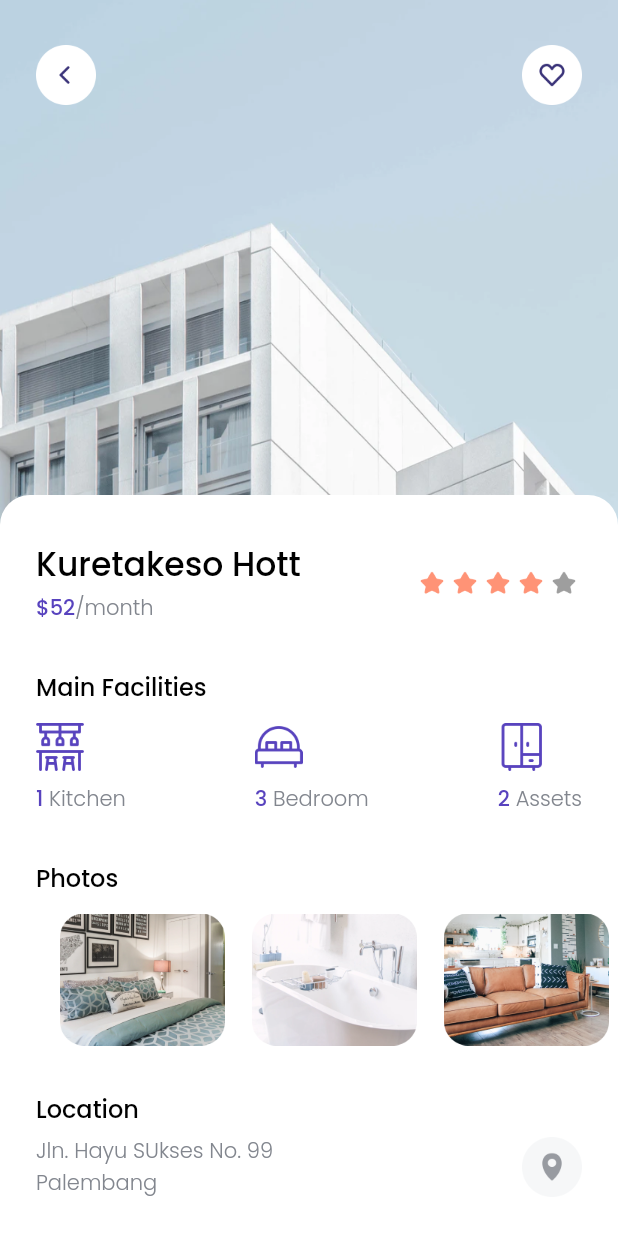
After one commit to Bintaaaa/ui_finding_rent_house, a Flutter app: the DetailPage screen opened directly, on a phone screen of 412 x 824 dp. The commit adds this screen. Run offline on Flutter 3.47's test engine with Material 2 defaults, Android fonts, the phone set to English and light mode, and no system bars; our stand-ins replace google_fonts.

Commit message:
halaman detail dan menambahkan depedency launUrl

```diff
--- /dev/null
+++ b/lib/pages/detail_page.dart
@@ -0,0 +1,320 @@
+import 'package:flutter/material.dart';
+import 'package:ui_bwa_koskos/theme/color.dart';
+import 'package:ui_bwa_koskos/theme/font.dart';
+import 'package:ui_bwa_koskos/widgets/facility_item.dart';
+import 'package:url_launcher/url_launcher.dart';
+
+class DetailPage extends StatelessWidget {
+  launchUrl(String url) async{
+    if( await canLaunch(url)){
+      launch(url);
+    }else{
+      throw(url);
+    }
+  }
+  @override
+  Widget build(BuildContext context) {
+    return Scaffold(
+      backgroundColor: whiteColor,
+      body: SafeArea(
+        bottom: false,
+        child: Stack(
+          children: [
+            Image.asset(
+                "assets/thumbnail.png",
+              width: MediaQuery.of(context).size.width,
+              height: 350,
+              fit: BoxFit.cover,
+            ),
+            ListView(
+              children: [
+                SizedBox(
+                  height: 330,
+                ),
+                Container(
+                  width: MediaQuery.of(context).size.width,
+                  decoration: BoxDecoration(
+                    borderRadius: BorderRadius.circular(20),
+                    color: whiteColor
+                  ),
+                  child: Column(
+                    crossAxisAlignment: CrossAxisAlignment.start,
+                    children: [
+                      SizedBox(
+                        height: 30,
+                      ),
+                      //NOTE TITLE
+                      Padding(
+                        padding: EdgeInsets.symmetric(
+                          horizontal: edge
+                        ),
+                        child: Row(
+                          mainAxisAlignment: MainAxisAlignment.spaceBetween,
+                          children: [
+                            Column(
+                              crossAxisAlignment: CrossAxisAlignment.start,
+                              children: [
+                                Text(
+                                    "Kuretakeso Hott",
+                                  style: blackTextStyle.copyWith(
+                                    fontSize: 22
+                                  ),
+                                ),
+                                SizedBox(
+                                  height: 2,
+                                ),
+                                Text.rich(
+                                  TextSpan(
+                                      text: "\$52",
+                                      style: purpleTextStyle.copyWith(
+                                          fontSize: 14
+                                      ),
+                                    children: [
+                                      TextSpan(
+                                        text: "/month",
+                                        style: greyTextStyle.copyWith(
+                                          fontSize: 14
+                                        )
+                                      )
+                                    ],
+                                  ),
+                                ),
+                              ],
+                            ),
+                            Row(
+                              children: [
+                                Image.asset(
+                                  "assets/icon_star.png",
+                                  width: 20,
+                                ),
+                                SizedBox(
+                                  width: 2,
+                                ),
+                                Image.asset(
+                                  "assets/icon_star.png",
+                                  width: 20,
+                                ),
+                                SizedBox(
+                                  width: 2,
+                                ),
+                                Image.asset(
+                                  "assets/icon_star.png",
+                                  width: 20,
+                                ),
+                                SizedBox(
+                                  width: 2,
+                                ),
+                                Image.asset(
+                                  "assets/icon_star.png",
+                                  width: 20,
+                                ),
+                                SizedBox(
+                                  width: 2,
+                                ),
+                                Image.asset(
+                                  "assets/icon_star.png",
+                                  width: 20,
+                                  color: Colors.grey,
+                                ),
+                                SizedBox(
+                                  width: 2,
+                                )
+                              ],
+                            )
+                          ],
+                        ),
+                      ),
+                      SizedBox(height: 30,),
+                      Padding(
+                        padding: EdgeInsets.symmetric(
+                          horizontal: edge
+                        ),
+                        child: Text(
+                          "Main Facilities",
+                          style: blackTextStyle.copyWith(
+                            fontSize: 16
+                          ),
+                        ),
+                      ),
+                      SizedBox(
+                        height: 12,
+                      ),
+                      Padding(
+                        padding: EdgeInsets.symmetric(
+                          horizontal: edge
+                        ),
+                        child: Row(
+                          mainAxisAlignment: MainAxisAlignment.spaceBetween,
+                           children: [
+                             FacilitiesItem(
+                               name: "Kitchen",
+                               iconUrl: "assets/icon_kitchen.png",
+                               total: 1,
+                             ),
+                             FacilitiesItem(
+                               name: "Bedroom",
+                               iconUrl: "assets/icon_bedroom.png",
+                               total: 3,
+                             ),
+                             FacilitiesItem(
+                               name: "Assets",
+                               iconUrl: "assets/icon_cupboard.png",
+                               total: 2,
+                             )
+                           ],
+                        ),
+                      ),
+                      //NOTE: Photo
+                      SizedBox(
+                        height: 30,
+                      ),
+                      Padding(
+                        padding: EdgeInsets.symmetric(
+                            horizontal: edge
+                        ),
+                        child: Text(
+                          "Photos",
+                          style: blackTextStyle.copyWith(
+                              fontSize: 16
+                          ),
+                        ),
+                      ),
+                      SizedBox(
+                        height: 12,
+                      ),
+                      Container(
+                        height: 88,
+                        child: ListView(
+                          scrollDirection: Axis.horizontal,
+                          children: [
+                            SizedBox(width: 40,),
+                          Image.asset(
+                            "assets/photo1.png",
+                            width: 110,
+                            height: 88,
+                            fit: BoxFit.cover,
+                          ),
+                            SizedBox(width: 18,),
+                            Image.asset(
+                              "assets/photo2.png",
+                              width: 110,
+                              height: 88,
+                              fit: BoxFit.cover,
+                            ),
+                            SizedBox(width: 18,),
+                            Image.asset(
+                              "assets/photo3.png",
+                              width: 110,
+                              height: 88,
+                              fit: BoxFit.cover,
+                            ),
+                            SizedBox(width: 40,),
+                          ]
+                        ),
+                      ),
+                      SizedBox(
+                        height: 30,
+                      ),
+
+                    //  Location
+                      Padding(
+                        padding: EdgeInsets.symmetric(
+                            horizontal: edge
+                        ),
+                        child: Text(
+                          "Location",
+                          style: blackTextStyle.copyWith(
+                              fontSize: 16
+                          ),
+                        ),
+                      ),
+                      SizedBox(
+                        height: 6,
+                      ),
+                      Padding(
+                        padding: EdgeInsets.symmetric(
+                          horizontal: edge
+                        ),
+                        child: Row(
+                          mainAxisAlignment: MainAxisAlignment.spaceBetween,
+                          children: [
+                            Text(
+                              "Jln. Hayu SUkses No. 99\nPalembang",
+                              style: greyTextStyle,
+                            ),
+                            InkWell(
+                              onTap: (){
+                                launchUrl('https://tanpabatasgroup.com/links');
+                              },
+                              child: Image.asset(
+                                "assets/btn_map.png",
+                              width: 40,
+                              ),
+                            )
+                          ],
+                        ),
+                      ),
+                      SizedBox(
+                        height: 40,
+                      ),
+                      Container(
+                        margin: EdgeInsets.symmetric(
+                          horizontal: edge
+                        ),
+                        height: 50,
+                        width: MediaQuery.of(context).size.width - (2*edge),
+                        child: RaisedButton(
+                          onPressed: (){
+                            launchUrl('tel://+628999996043');
+                          },
+                          shape: RoundedRectangleBorder(
+                            borderRadius: BorderRadius.circular(17),
+                          ),
+                          color: purpleColor,
+                          child: Text("Book Now",
+                            style: whiteTextStyle.copyWith(
+                              fontSize: 18
+                            ),
+                          ),
+                        ),
+                      ),
+                      SizedBox(
+                        height: 30,
+                      )
+
+                    ],
+                  ),
+                ),
+              ],
+            ),
+            Padding(
+              padding: EdgeInsets.symmetric(
+                  horizontal: edge,
+                  vertical: 30
+              ),
+              child: Row(
+                mainAxisAlignment: MainAxisAlignment.spaceBetween,
+                children: [
+                  InkWell(
+                    onTap: (){
+                      Navigator.pop(context);
+                    },
+                    child: Image.asset(
+                      "assets/btn_back.png",
+                      width: 40,
+                    ),
+                  ),
+                  Image.asset(
+                    "assets/btn_wishlist.png",
+                    width: 40,
+                  ),
+                ],
+              ),
+            ),
+
+          ],
+        ),
+      ),
+    );
+  }
+}
--- a/lib/pages/home_page.dart
+++ b/lib/pages/home_page.dart
@@ -3,6 +3,7 @@ import 'package:ui_bwa_koskos/model/city.dart';
 import 'package:ui_bwa_koskos/model/guidance.dart';
 import 'package:ui_bwa_koskos/model/space.dart';
 import 'package:ui_bwa_koskos/pages/space_card.dart';
+import 'package:ui_bwa_koskos/theme/color.dart';
 import 'package:ui_bwa_koskos/theme/font.dart';
 import 'package:ui_bwa_koskos/widgets/bottom_navbar_item.dart';
 import 'package:ui_bwa_koskos/widgets/city_card.dart';
@@ -15,6 +16,7 @@ class HomePage extends StatelessWidget {
   @override
   Widget build(BuildContext context) {
     return Scaffold(
+      backgroundColor: whiteColor,
       body: SafeArea(
         child: ListView(
           children: [
--- a/lib/pages/space_card.dart
+++ b/lib/pages/space_card.dart
@@ -1,5 +1,6 @@
 import 'package:flutter/material.dart';
 import 'package:ui_bwa_koskos/model/space.dart';
+import 'package:ui_bwa_koskos/pages/detail_page.dart';
 import 'package:ui_bwa_koskos/theme/color.dart';
 import 'package:ui_bwa_koskos/theme/font.dart';
 
@@ -10,6 +11,10 @@ class SpaceCard extends StatelessWidget {
   Widget build(BuildContext context) {
     return Padding(
       padding: EdgeInsets.only(left: edge),
+      child: InkWell(
+        onTap: (){
+          Navigator.push(context, MaterialPageRoute(builder: (context) => DetailPage()));
+        },
         child: Column(
           children: [
             Row(
@@ -111,6 +116,7 @@ class SpaceCard extends StatelessWidget {
             ),
           ],
         ),
+      ),
     );
   }
 }
--- /dev/null
+++ b/lib/widgets/facility_item.dart
@@ -0,0 +1,43 @@
+import 'package:flutter/material.dart';
+import 'package:ui_bwa_koskos/theme/color.dart';
+import 'package:ui_bwa_koskos/theme/font.dart';
+
+class FacilitiesItem extends StatelessWidget {
+  final String name;
+  final String iconUrl;
+  final int total;
+
+  FacilitiesItem({this.name,this.iconUrl,this.total});
+
+  @override
+  Widget build(BuildContext context) {
+    return Column(
+      crossAxisAlignment: CrossAxisAlignment.start,
+      children: [
+        Image.asset(
+          iconUrl,
+          width: 32,
+        ),
+        SizedBox(
+          height: 8,
+        ),
+        Text.rich(
+          TextSpan(
+            text: "$total",
+            style: purpleTextStyle.copyWith(
+              fontSize: 14
+            ),
+            children: [
+              TextSpan(
+                text: " $name",
+                style: greyTextStyle.copyWith(
+                  fontSize: 14
+                )
+              )
+            ]
+          )
+        )
+      ],
+    );
+  }
+}
--- a/pubspec.yaml
+++ b/pubspec.yaml
@@ -29,6 +29,7 @@ dependencies:
   # Use with the CupertinoIcons class for iOS style icons.
   cupertino_icons: ^1.0.2
   google_fonts: ^2.1.0
+  url_launcher: ^6.0.9
 
 dev_dependencies:
   flutter_test:
```
Also changed, not shown: lib/model/facilities.dart (added), pubspec.lock. Lines whose indentation alone changed are shown as unchanged.
